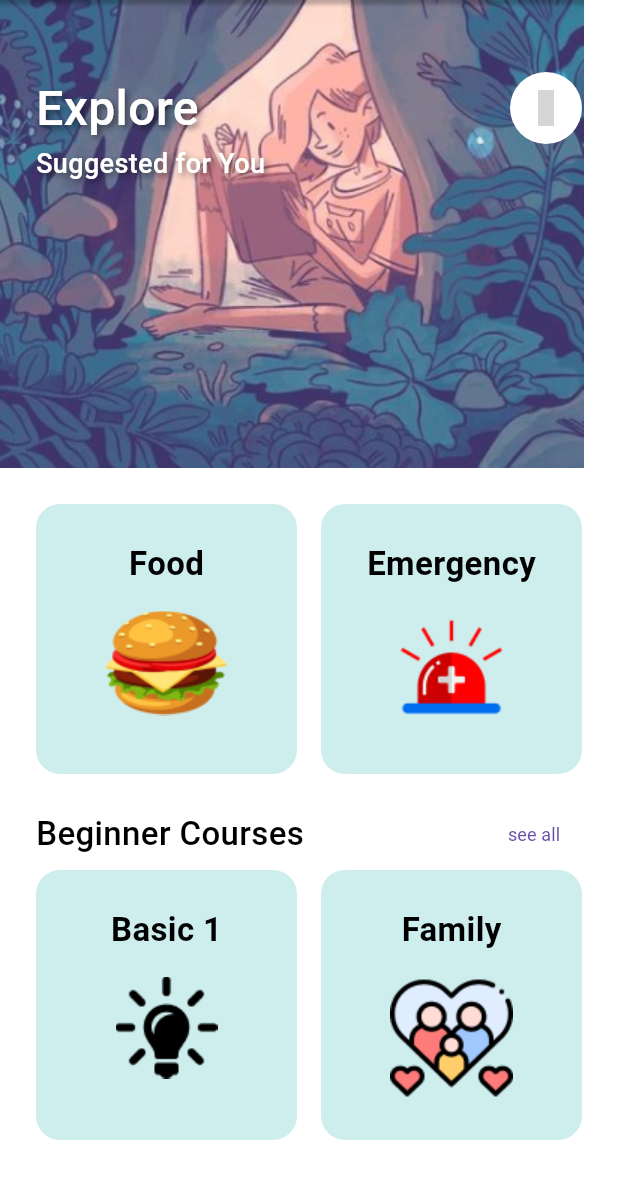
After one commit to zyrridian/beyond-words, a Flutter app: the LearningScreen screen opened directly, on a phone screen of 412 x 824 dp. The commit adds this screen. Shown: the top 1179 px of the screen. Run offline on Flutter 3.47's test engine with Material 3 defaults, Android fonts, the phone set to English and light mode, and no system bars; our stand-ins replace get, get_storage, iconsax, logger, table_calendar; accounts and stored records are empty; Roboto replaces fonts that are missing (Poppins); grey boxes are pictures that could not be loaded.

Commit message:
add learning screen with learning basic

```diff
--- /dev/null
+++ b/lib/common/styles/shadows.dart
@@ -0,0 +1,9 @@
+import 'package:flutter/cupertino.dart';
+
+class ZShadowStyle {
+  static const textShadow = Shadow(
+    blurRadius: 5.0,
+    color: Color.fromRGBO(0, 0, 0, 0.5), // Black with 50% opacity
+    offset: Offset(2.0, 2.0),
+  );
+}
--- a/lib/common/widgets/appbar/appbar.dart
+++ b/lib/common/widgets/appbar/appbar.dart
@@ -32,7 +32,7 @@ class ZAppBar extends StatelessWidget implements PreferredSizeWidget {
           leading: showBackArrow
               ? IconButton(
                   onPressed: () => Get.back(),
-                  icon: Icon(Iconsax.arrow_left, color: dark ? ZColors.white : ZColors.dark))
+                  icon: Icon(Iconsax.arrow_left_2, color: dark ? ZColors.white : ZColors.dark))
               : leadingIcon != null
                   ? IconButton(
                       onPressed: leadingPressed, icon: Icon(leadingIcon))
--- /dev/null
+++ b/lib/common/widgets/layouts/grid_layout.dart
@@ -0,0 +1,33 @@
+import 'package:flutter/material.dart';
+
+import '../../../utils/constants/sizes.dart';
+
+class ZGridLayout extends StatelessWidget {
+  const ZGridLayout({
+    super.key,
+    required this.itemCount,
+    this.mainAxisExtent = 288,
+    required this.itemBuilder,
+  });
+
+  final int itemCount;
+  final double? mainAxisExtent;
+  final Widget? Function(BuildContext, int) itemBuilder;
+
+  @override
+  Widget build(BuildContext context) {
+    return GridView.builder(
+      itemCount: itemCount,
+      shrinkWrap: true,
+      physics: const NeverScrollableScrollPhysics(),
+      padding: EdgeInsets.zero,
+      gridDelegate: SliverGridDelegateWithFixedCrossAxisCount(
+        crossAxisCount: 2,
+        mainAxisSpacing: ZSizes.gridViewSpacing,
+        crossAxisSpacing: ZSizes.gridViewSpacing,
+        mainAxisExtent: mainAxisExtent,
+      ),
+      itemBuilder: itemBuilder,
+    );
+  }
+}
--- a/lib/features/learning/screens/home/widgets/home_header.dart
+++ b/lib/features/learning/screens/home/widgets/home_header.dart
@@ -14,6 +14,7 @@ class ZHomeHeader extends StatelessWidget {
   @override
   Widget build(BuildContext context) {
     return Column(
+      crossAxisAlignment: CrossAxisAlignment.start,
       children: [
         const SizedBox(height: ZSizes.spaceBetweenItems),
         Text('Hello, $user', style: Theme.of(context).textTheme.headlineLarge),
--- /dev/null
+++ b/lib/features/learning/screens/learning/learning.dart
@@ -0,0 +1,39 @@
+import 'package:beyond_words/features/learning/screens/learning/widgets/learning_courses.dart';
+import 'package:beyond_words/features/learning/screens/learning/widgets/learning_food_emergency.dart';
+import 'package:beyond_words/features/learning/screens/learning/widgets/learning_header.dart';
+import 'package:beyond_words/utils/constants/sizes.dart';
+import 'package:flutter/material.dart';
+
+class LearningScreen extends StatelessWidget {
+  const LearningScreen({super.key});
+
+  @override
+  Widget build(BuildContext context) {
+    return const Scaffold(
+      body: SingleChildScrollView(
+        child: Column(
+          children: [
+            /// Header
+            ZLearningHeader(),
+
+            /// Cards
+            Padding(
+              padding: EdgeInsets.all(ZSizes.defaultSpace),
+              child: Column(
+                children: [
+                  /// Food & Emergency
+                  ZLearningFoodEmergency(),
+                  SizedBox(height: ZSizes.spaceBetweenItems),
+
+                  /// Courses
+                  ZLearningCourses(),
+                  SizedBox(height: ZSizes.spaceBetweenItems / 2),
+                ],
+              ),
+            )
+          ],
+        ),
+      ),
+    );
+  }
+}
--- /dev/null
+++ b/lib/features/learning/screens/learning/widgets/learning_card.dart
@@ -0,0 +1,38 @@
+import 'package:beyond_words/common/widgets/custom_shapes/containers/rounded_container.dart';
+import 'package:beyond_words/utils/constants/colors.dart';
+import 'package:beyond_words/utils/constants/sizes.dart';
+import 'package:flutter/material.dart';
+import 'package:get/get.dart';
+
+import '../learning_basic.dart';
+
+class ZLearningCard extends StatelessWidget {
+  const ZLearningCard({
+    super.key,
+    required this.title,
+    required this.image,
+    this.onTap,
+  });
+
+  final String title, image;
+  final VoidCallback? onTap;
+
+  @override
+  Widget build(BuildContext context) {
+    return GestureDetector(
+      onTap: () => Get.to(() => const LearningBasic()),
+      child: ZRoundedContainer(
+        height: 160,
+        padding: const EdgeInsets.symmetric(vertical: ZSizes.lg, horizontal: ZSizes.md),
+        backgroundColor: ZColors.lightBlue,
+        child: Column(
+          children: [
+            Text(title, style: const TextStyle(fontSize: 22, fontWeight: FontWeight.bold)),
+            const SizedBox(height: ZSizes.spaceBetweenItems),
+            Image(image: AssetImage(image))
+          ],
+        ),
+      ),
+    );
+  }
+}
--- /dev/null
+++ b/lib/features/learning/screens/learning/widgets/learning_courses.dart
@@ -0,0 +1,49 @@
+import 'package:flutter/material.dart';
+
+import '../../../../../common/widgets/layouts/grid_layout.dart';
+import '../../../../../utils/constants/image_strings.dart';
+import 'learning_card.dart';
+
+class ZLearningCourses extends StatelessWidget {
+  const ZLearningCourses({
+    super.key,
+  });
+
+  @override
+  Widget build(BuildContext context) {
+    /// Card Data
+    List<Map<String, String>> coursesData = [
+      {'title': 'Basic 1', 'image': ZImages.basic},
+      {'title': 'Family', 'image': ZImages.family},
+    ];
+
+    return Column(
+      children: [
+        /// Header
+        Row(
+          mainAxisAlignment: MainAxisAlignment.spaceBetween,
+          children: [
+            const Text(
+              'Beginner Courses',
+              style: TextStyle(fontSize: 22, fontWeight: FontWeight.w500),
+            ),
+            TextButton(onPressed: () {}, child: const Text('see all'))
+          ],
+        ),
+
+        /// Cards
+        ZGridLayout(
+          itemCount: coursesData.length,
+          mainAxisExtent: 180,
+          itemBuilder: (_, index) {
+            final Map<String, String> data = coursesData[index];
+            return ZLearningCard(
+              title: data['title'] ?? '',
+              image: data['image'] ?? '',
+            );
+          },
+        ),
+      ],
+    );
+  }
+}
--- /dev/null
+++ b/lib/features/learning/screens/learning/widgets/learning_food_emergency.dart
@@ -0,0 +1,30 @@
+import 'package:flutter/material.dart';
+
+import '../../../../../common/widgets/layouts/grid_layout.dart';
+import '../../../../../utils/constants/image_strings.dart';
+import 'learning_card.dart';
+
+class ZLearningFoodEmergency extends StatelessWidget {
+  const ZLearningFoodEmergency({super.key});
+
+  @override
+  Widget build(BuildContext context) {
+    /// Card Data
+    List<Map<String, String>> cardData = [
+      {'title': 'Food', 'image': ZImages.food},
+      {'title': 'Emergency', 'image': ZImages.emergency},
+    ];
+
+    return ZGridLayout(
+      itemCount: cardData.length,
+      mainAxisExtent: 180,
+      itemBuilder: (_, index) {
+        final Map<String, String> data = cardData[index];
+        return ZLearningCard(
+          title: data['title'] ?? '',
+          image: data['image'] ?? '',
+        );
+      },
+    );
+  }
+}
--- /dev/null
+++ b/lib/features/learning/screens/learning/widgets/learning_header.dart
@@ -0,0 +1,66 @@
+import 'package:flutter/material.dart';
+import 'package:iconsax/iconsax.dart';
+
+import '../../../../../common/styles/shadows.dart';
+import '../../../../../common/widgets/custom_shapes/containers/rounded_container.dart';
+import '../../../../../utils/constants/image_strings.dart';
+import '../../../../../utils/constants/sizes.dart';
+
+class ZLearningHeader extends StatelessWidget {
+  const ZLearningHeader({
+    super.key,
+  });
+
+  @override
+  Widget build(BuildContext context) {
+    return Stack(
+      children: [
+        const Image(image: AssetImage(ZImages.background)),
+        Padding(
+          padding: const EdgeInsets.only(
+            left: ZSizes.defaultSpace,
+            right: ZSizes.defaultSpace,
+            top: ZSizes.defaultSpace * 2,
+            bottom: ZSizes.defaultSpace,
+          ),
+          child: Column(
+            crossAxisAlignment: CrossAxisAlignment.start,
+            children: [
+              Row(
+                mainAxisAlignment: MainAxisAlignment.spaceBetween,
+                children: [
+                  const Text(
+                    'Explore',
+                    style: TextStyle(
+                      fontSize: 32,
+                      color: Colors.white,
+                      fontWeight: FontWeight.w500,
+                      shadows: [ZShadowStyle.textShadow],
+                    ),
+                  ),
+                  ZRoundedContainer(
+                    backgroundColor: Colors.white,
+                    radius: 100,
+                    child: IconButton(
+                      onPressed: () {},
+                      icon: const Icon(Iconsax.search_favorite),
+                    ),
+                  )
+                ],
+              ),
+              const Text(
+                'Suggested for You',
+                style: TextStyle(
+                  fontSize: 18,
+                  color: Colors.white,
+                  fontWeight: FontWeight.w500,
+                  shadows: [ZShadowStyle.textShadow],
+                ),
+              ),
+            ],
+          ),
+        )
+      ],
+    );
+  }
+}
--- a/lib/navigation_menu.dart
+++ b/lib/navigation_menu.dart
@@ -1,3 +1,4 @@
+import 'package:beyond_words/features/learning/screens/learning/learning.dart';
 import 'package:beyond_words/utils/constants/colors.dart';
 import 'package:beyond_words/utils/helpers/helper_functions.dart';
 import 'package:flutter/material.dart';
@@ -39,7 +40,7 @@ class NavigationController extends GetxController {
   final Rx<int> selectedIndex = 0.obs;
   final screens = [
     const HomeScreen(),
-    Container(),
+    const LearningScreen(),
     Container(),
     Container(),
   ];
--- a/lib/utils/constants/colors.dart
+++ b/lib/utils/constants/colors.dart
@@ -10,9 +10,12 @@ class ZColors {
 
 
   static const Color pink = Color(0xFFD65E8F);
+  static const Color lightPink = Color(0xFFDD91B0);
+
   static const Color lightGrey = Color(0xFFF8F8FF);
 
   static const Color primary = Color(0xFF3675C0);
+  static const Color lightBlue = Color(0xFFCEEEEE);
 
 
 
--- a/lib/utils/constants/image_strings.dart
+++ b/lib/utils/constants/image_strings.dart
@@ -4,6 +4,17 @@ class ZImages {
   static const String google = "assets/images/logo-google.png";
   static const String facebook = "assets/images/logo-facebook.png";
   static const String bannerImage = "assets/images/banner-image.png";
+  static const String background = "assets/images/background.png";
+  static const String food = "assets/images/food.png";
+  static const String emergency = "assets/images/emergency.png";
+  static const String basic = "assets/images/basic.png";
+  static const String family = "assets/images/family.png";
+
+  static const String basic1 = "assets/images/basic1.png";
+  static const String basic2 = "assets/images/basic2.png";
+  static const String basic3 = "assets/images/basic3.png";
+  static const String basic4 = "assets/images/basic4.png";
+  static const String basic5 = "assets/images/basic5.png";
 
   // App Logos
   static const String darkAppLogo = "assets/logos/bengkel_splash_screen_black.jpg";
```
Also changed, not shown: assets/images/background.png (added), assets/images/basic.png (added), assets/images/emergency.png (added), assets/images/family.png (added), assets/images/food.png (added).
